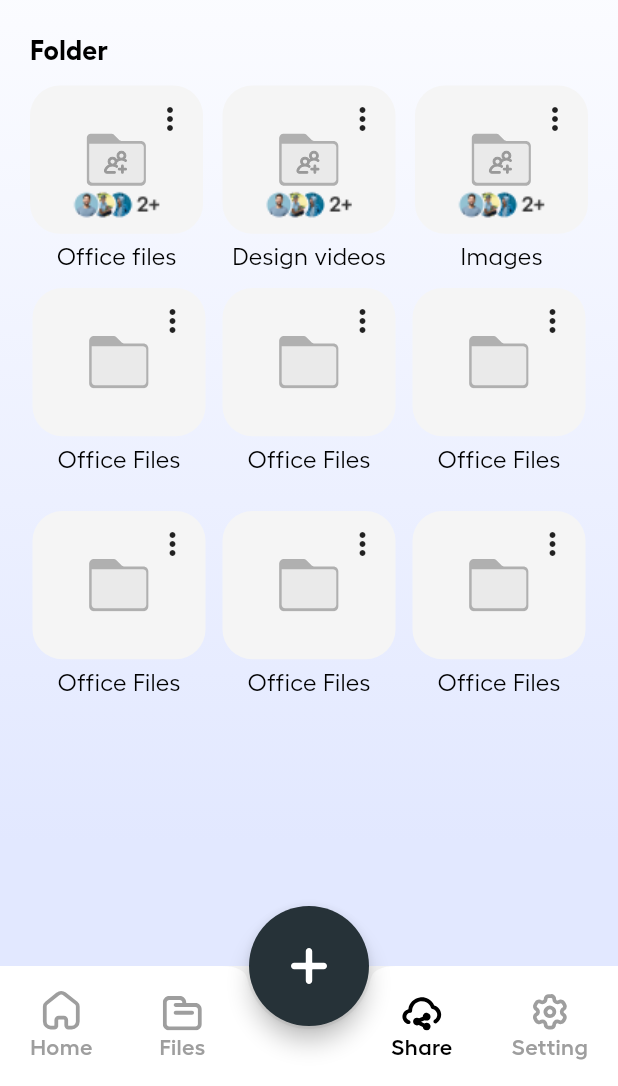
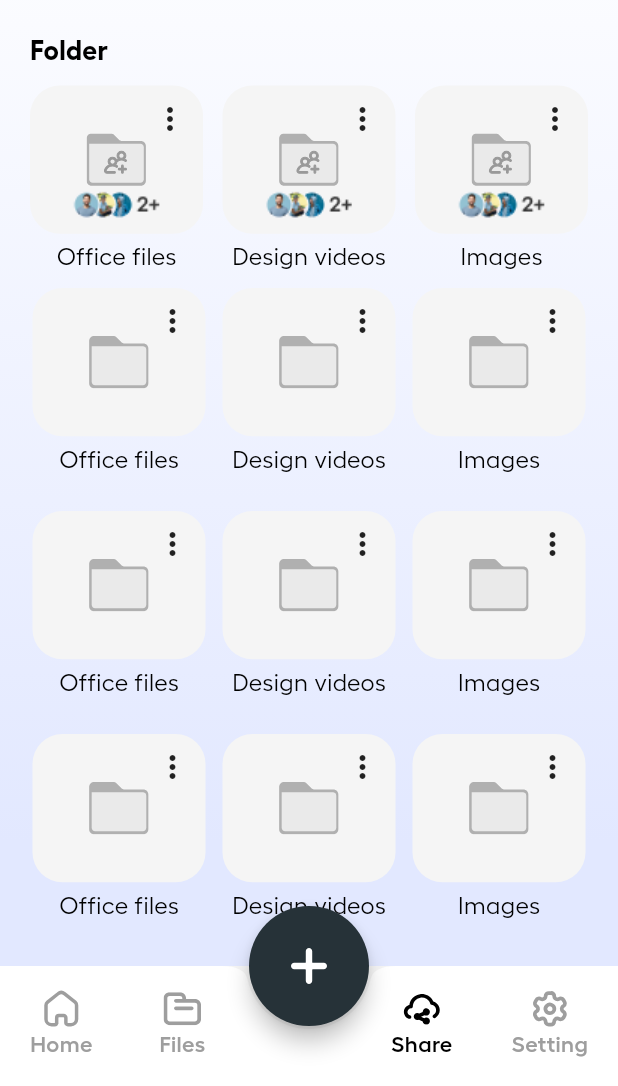
Before and after one commit to flutter-devs/aeo_box_demo_ui, a Flutter app: the DashBoardScreen screen opened by its route, item 3 of the bottom bar chosen, scrolled down 258 dp, on a phone screen of 412 x 824 dp, the part 150-1236 px from its top. Run offline on Flutter 3.47's test engine with Material 2 defaults, Android fonts, the phone set to English and light mode, and no system bars; our stand-ins replace flutter_svg, step_progress_indicator; missing offline and left inert: flutter_popup_menu_button.

Commit message:
corrections for grid view

```diff
--- a/lib/presentation/views/home_screen/dashboard_screen.dart
+++ b/lib/presentation/views/home_screen/dashboard_screen.dart
@@ -277,9 +277,13 @@ class _DashBoardScreenState extends State<DashBoardScreen> {
       onTap: onTap,
       child: Column(
         children: [
-          CustomSvgWidget(
-            asset,
-            color: color,
+          SizedBox(
+            height: Dimensions.px25,
+            width: Dimensions.px25,
+            child: CustomSvgWidget(
+              asset,
+              color: color,
+            ),
           ),
           CustomText(
             title,
--- a/lib/presentation/views/home_screen/share_landing_screen.dart
+++ b/lib/presentation/views/home_screen/share_landing_screen.dart
@@ -180,10 +180,17 @@ class _ShareLandingScreenState extends State<ShareLandingScreen> {
               crossAxisSpacing: 8,
               mainAxisSpacing: 30,
               shrinkWrap: true,
-              children: List.generate(6, (index) {
+              physics: const ClampingScrollPhysics(),
+              children: List.generate(9, (index) {
+                List<String>? titleList = [
+                  'Office files',
+                  'Design videos',
+                  'Images'
+                ];
+                String title = titleList[index % titleList.length];
                 return _buildSquareContainer(
                   asset: IconConstants.folderIcon,
-                  title: 'Office Files',
+                  title: title,
                   showPopup: true,
                 );
               }),
```
